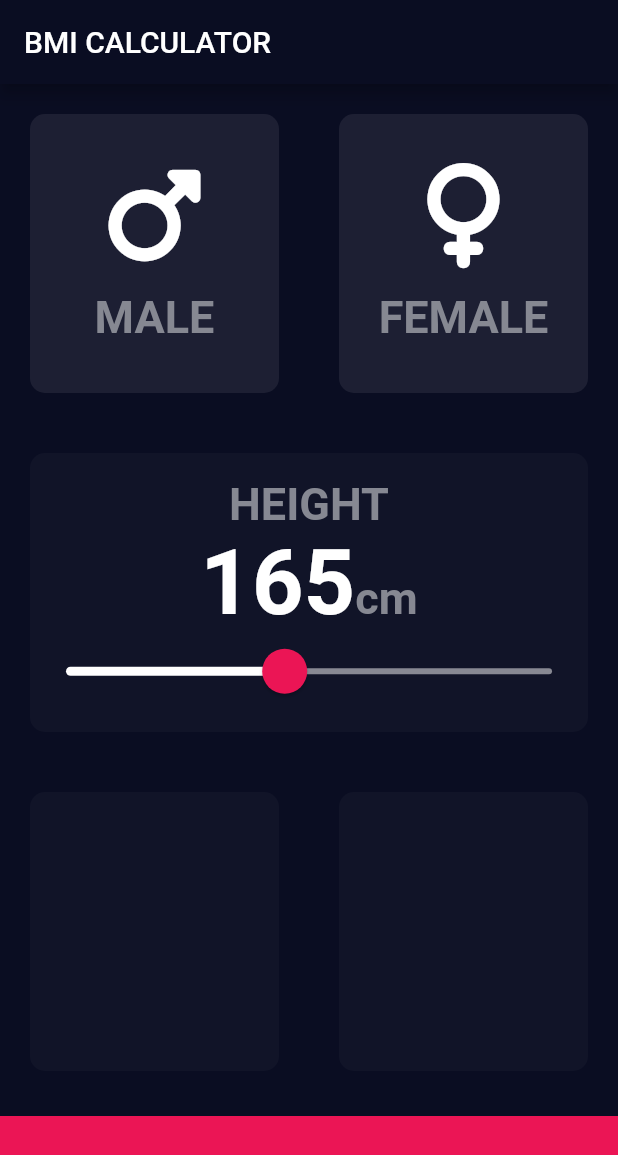
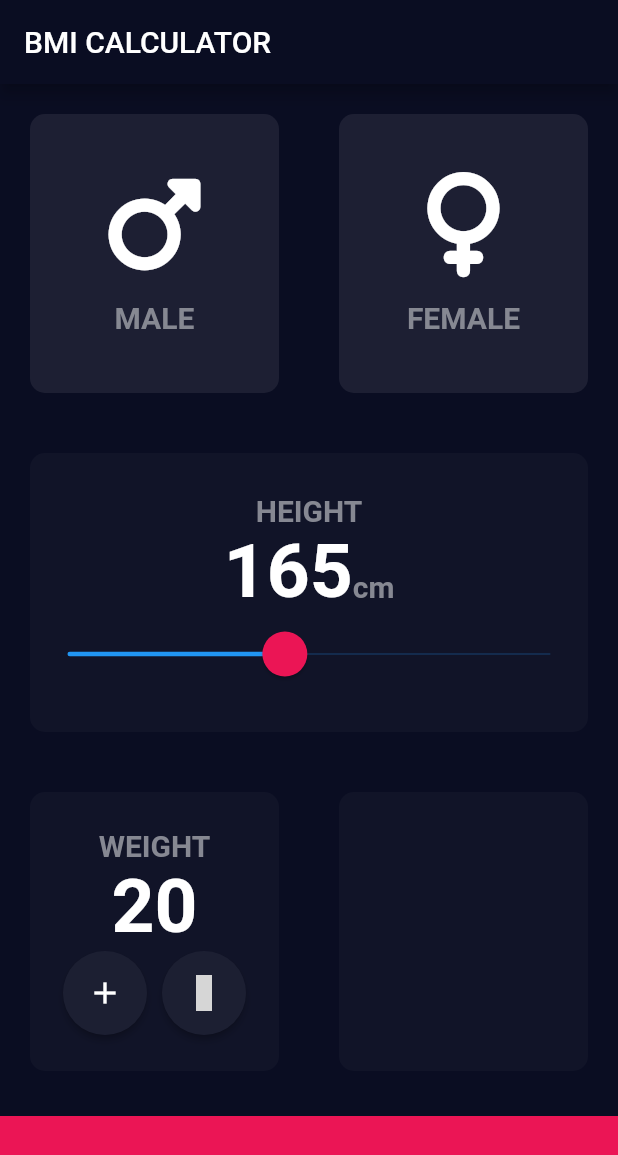
Before and after one commit to HeratUni-CS/bmi-calculator-JalaluddinKhafi, a Flutter app: the screen it shows after launch, on a phone screen of 412 x 824 dp. Shown: the top 1155 px of the screen. Run offline on Flutter 3.47's test engine with Material 2 defaults, Android fonts, the phone set to English and light mode, and no system bars; our stand-ins replace font_awesome_flutter; statements that could not run were skipped; grey boxes are pictures that could not be loaded.

Commit message:
Round Icon Style method created

```diff
--- a/lib/constant.dart
+++ b/lib/constant.dart
@@ -5,11 +5,11 @@ const kbottomContainerColor = Color(0xFFEB1555);
 const kactCardColor = Color(0xFF111428);
 const kinActiveCardColor=Color(0xFF1D1F33);
 const knumberStyle=TextStyle(
-fontSize: 60,
+fontSize: 50,
   fontWeight: FontWeight.bold,
 );
 const klableStyle= TextStyle(
-  fontSize: 30,
+  fontSize: 20,
   color: Color(0xFF868892),
   fontWeight: FontWeight.bold,
 );
--- a/lib/inputPage.dart
+++ b/lib/inputPage.dart
@@ -1,3 +1,4 @@
+import 'package:flutter/gestures.dart';
 import 'package:flutter/material.dart';
 import 'package:font_awesome_flutter/font_awesome_flutter.dart';
 import 'IconsContent.dart';
@@ -82,6 +83,12 @@ class _InputPageState extends State<InputPage> {
                   SliderTheme(
                     data: SliderThemeData(
                       thumbShape: RoundSliderThumbShape(enabledThumbRadius: 15),
+                      trackHeight: 1,
+                      overlayShape: RoundSliderOverlayShape(overlayRadius: 25),
+                      activeTickMarkColor: Colors.white,
+                      inactiveTickMarkColor: Color(0xFF888993),
+                      thumbColor: Color(0xFFEB1555),
+                      overlayColor: Color(0x3CEB1555),
                     ),
                     child: Slider(
                       value: height.toDouble(),
@@ -93,9 +100,6 @@ class _InputPageState extends State<InputPage> {
                       },
                       min:120,
                       max: 220,
-                      activeColor: Colors.white,
-                      inactiveColor: Color(0xFF888993),
-                      thumbColor: Color(0xFFEB1555),
 
                     ),
                   )
@@ -107,6 +111,26 @@ class _InputPageState extends State<InputPage> {
                 children: [
                   reusibleW(
                     color: kactCardColor,
+                    child: Column(
+                      mainAxisAlignment: MainAxisAlignment.center,
+                      children: [
+                        Text('WEIGHT',
+                        style: klableStyle,
+                        ),
+                        Text('20',
+                        style: knumberStyle,
+
+                        ),
+                        Row(
+                          mainAxisAlignment: MainAxisAlignment.center,
+                          children: [
+                            RIconButton(iconData: Icons.add,),
+                            SizedBox(width: 10,),
+                            RIconButton(iconData: Icons.,),
+                          ],
+                        ),
+                      ],
+                    ),
                   ),
                   reusibleW(
                     color: kactCardColor,
@@ -123,3 +147,20 @@ class _InputPageState extends State<InputPage> {
         ));
   }
 }
+class RIconButton extends StatelessWidget {
+IconData iconData;
+RIconButton({required this.iconData});
+  @override
+  Widget build(BuildContext context) {
+    return RawMaterialButton(onPressed: () {},
+    fillColor: Color(0xFF1C1F32),
+      shape: CircleBorder(),
+      constraints: const BoxConstraints.tightFor(
+        width: 56.0,
+        height: 56.0,
+      ),
+      child: Icon(iconData),
+
+    );
+  }
+}
```
